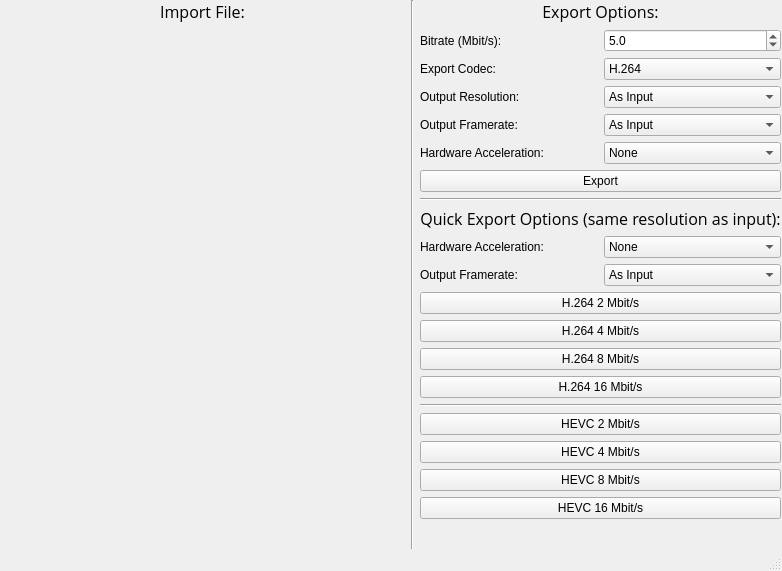
Qt form videolowwindow.ui (andreasGBL/VideoLow) before a commit.
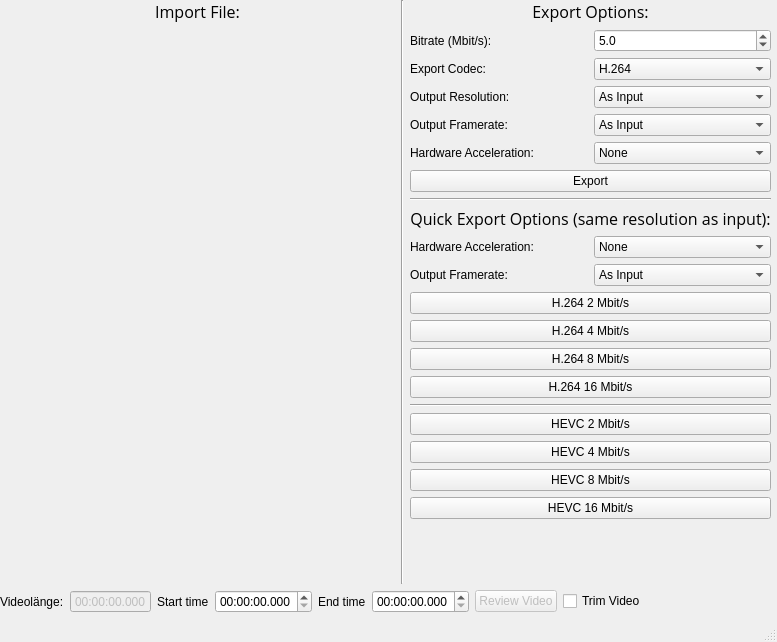
The same form after that commit. Custom widgets are drawn as their Qt base class.

Commit message: Update which allows video trimming

The edit to the form file:
```diff
--- a/videolowwindow.ui
+++ b/videolowwindow.ui
@@ -6,8 +6,8 @@
    <rect>
     <x>0</x>
     <y>0</y>
-    <width>782</width>
-    <height>571</height>
+    <width>777</width>
+    <height>642</height>
    </rect>
   </property>
   <property name="sizePolicy">
@@ -25,10 +25,12 @@
      <rect>
       <x>0</x>
       <y>0</y>
-      <width>781</width>
-      <height>561</height>
+      <width>771</width>
+      <height>613</height>
      </rect>
     </property>
+    <layout class="QVBoxLayout" name="verticalLayout_5">
+     <item>
     <layout class="QHBoxLayout" name="horizontalLayout">
      <property name="sizeConstraint">
       <enum>QLayout::SetNoConstraint</enum>
@@ -612,6 +614,103 @@
       </layout>
      </item>
     </layout>
+     </item>
+     <item>
+      <layout class="QHBoxLayout" name="horizontalLayout_9">
+       <item>
+        <widget class="QLabel" name="label_9">
+         <property name="text">
+          <string>Videolänge:</string>
+         </property>
+        </widget>
+       </item>
+       <item>
+        <widget class="QTimeEdit" name="videoLengthTimeEdit">
+         <property name="enabled">
+          <bool>false</bool>
+         </property>
+         <property name="buttonSymbols">
+          <enum>QAbstractSpinBox::NoButtons</enum>
+         </property>
+         <property name="displayFormat">
+          <string>HH:mm:ss.zzz</string>
+         </property>
+        </widget>
+       </item>
+       <item>
+        <widget class="QLabel" name="label_10">
+         <property name="text">
+          <string>Start time</string>
+         </property>
+        </widget>
+       </item>
+       <item>
+        <widget class="QTimeEdit" name="startTimeEdit">
+         <property name="displayFormat">
+          <string>HH:mm:ss.zzz</string>
+         </property>
+         <property name="time">
+          <time>
+           <hour>0</hour>
+           <minute>0</minute>
+           <second>0</second>
+          </time>
+         </property>
+        </widget>
+       </item>
+       <item>
+        <widget class="QLabel" name="label_11">
+         <property name="text">
+          <string>End time</string>
+         </property>
+        </widget>
+       </item>
+       <item>
+        <widget class="QTimeEdit" name="EndTimeEdit">
+         <property name="currentSection">
+          <enum>QDateTimeEdit::HourSection</enum>
+         </property>
+         <property name="displayFormat">
+          <string>HH:mm:ss.zzz</string>
+         </property>
+         <property name="calendarPopup">
+          <bool>false</bool>
+         </property>
+        </widget>
+       </item>
+       <item>
+        <widget class="QPushButton" name="reviewVideoButton">
+         <property name="enabled">
+          <bool>false</bool>
+         </property>
+         <property name="text">
+          <string>Review Video</string>
+         </property>
+        </widget>
+       </item>
+       <item>
+        <widget class="QCheckBox" name="trimVideoCheckBox">
+         <property name="text">
+          <string>Trim Video</string>
+         </property>
+        </widget>
+       </item>
+       <item>
+        <spacer name="horizontalSpacer">
+         <property name="orientation">
+          <enum>Qt::Horizontal</enum>
+         </property>
+         <property name="sizeHint" stdset="0">
+          <size>
+           <width>40</width>
+           <height>20</height>
+          </size>
+         </property>
+        </spacer>
+       </item>
+      </layout>
+     </item>
+    </layout>
    </widget>
   </widget>
   <widget class="QMenuBar" name="menubar">
```
Left out of the diff: 4 changed lines with no effect on the pictures. Lines whose indentation alone changed are shown as unchanged. The commit also changes 12 other files.
